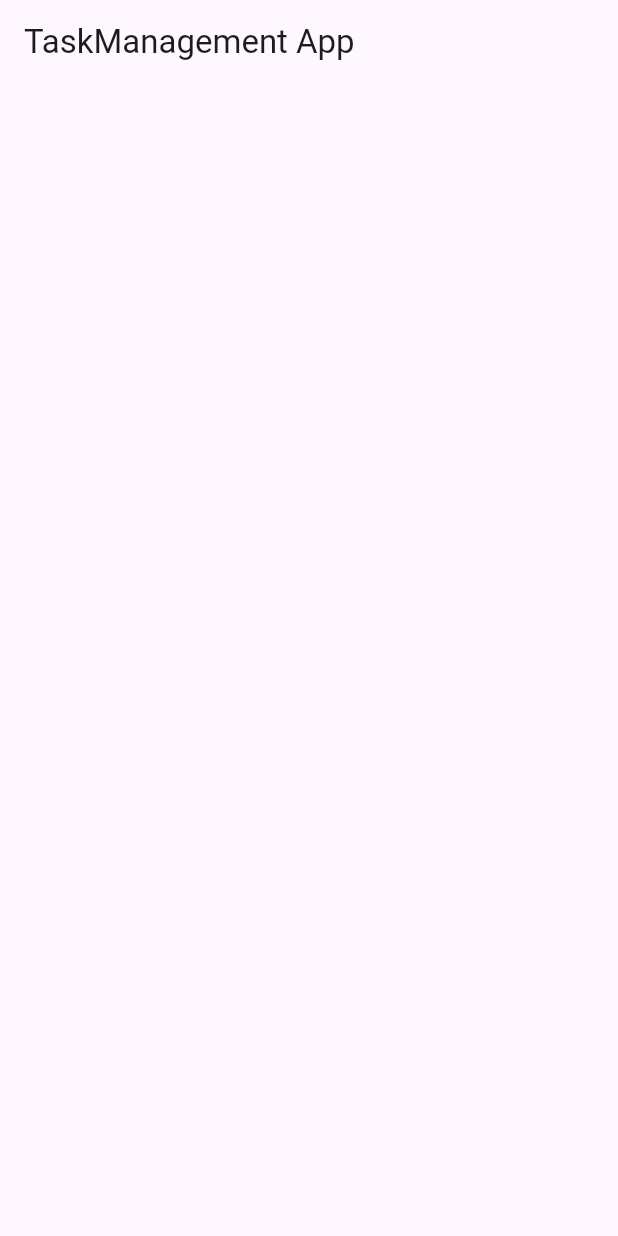
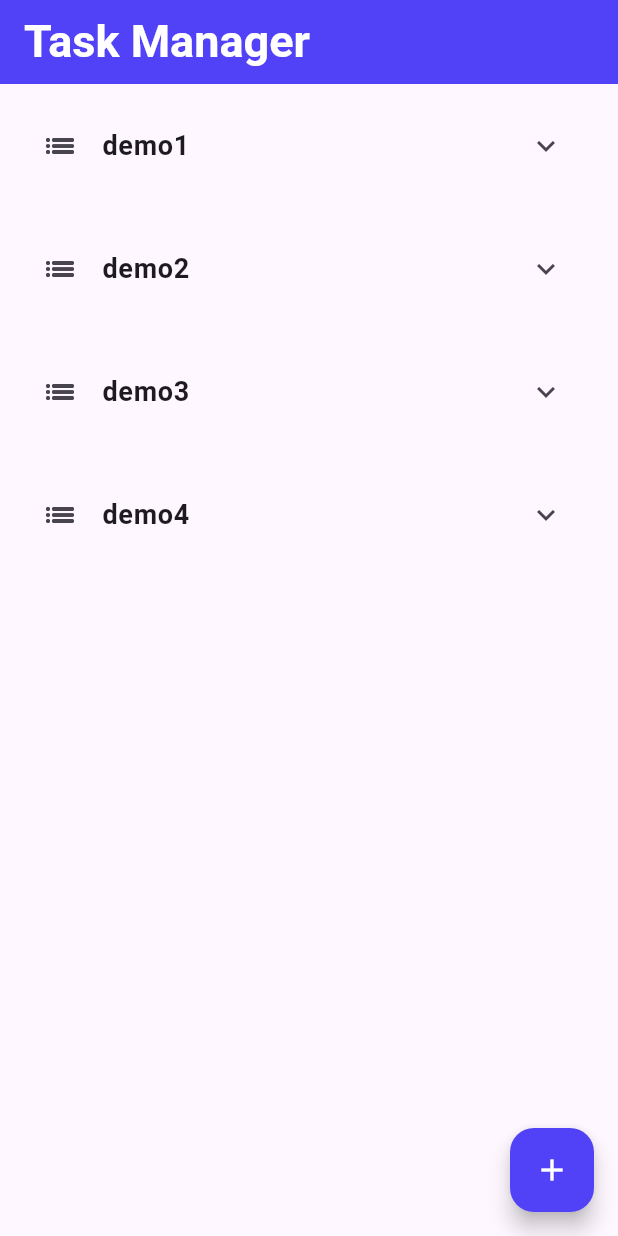
Before and after one commit to sagorsohel/task_management_app, a Flutter app: the screen it shows after launch, on a phone screen of 412 x 824 dp. Run offline on Flutter 3.47's test engine with Material 3 defaults, Android fonts, the phone set to English and light mode, and no system bars.

Commit message:
add task modal and add it  functional

```diff
--- a/lib/main.dart
+++ b/lib/main.dart
@@ -10,7 +10,7 @@ class TaskManageMentApp extends StatelessWidget {
 
   @override
   Widget build(BuildContext context) {
-    return const MaterialApp(
+    return MaterialApp(
       debugShowCheckedModeBanner: false,
       home: HomeScreen(),
     );
--- a/lib/screens/home_screen.dart
+++ b/lib/screens/home_screen.dart
@@ -1,13 +1,108 @@
 import 'package:flutter/material.dart';
+import 'package:task_management_app/src/home_screen_controller.dart';
+import 'package:task_management_app/styles/app_colors.dart';
 
-class HomeScreen extends StatelessWidget {
+class HomeScreen extends StatefulWidget {
   const HomeScreen({super.key});
+
+  @override
+  State<HomeScreen> createState() => _HomeScreenState();
+}
+
+class _HomeScreenState extends State<HomeScreen> {
+  final controller = HomeScreenController();
 
   @override
   Widget build(BuildContext context) {
     return Scaffold(
       appBar: AppBar(
-        title: Text("TaskManagement App"),
+        title: const Text(
+          "Task Manager",
+          style: TextStyle(
+              fontSize: 30, fontWeight: FontWeight.bold, color: Colors.white),
+        ),
+        backgroundColor: AppColors.primaryColor,
+      ),
+      body: ListView.builder(
+          itemCount: controller.tasks.length,
+          itemBuilder: (data, index) {
+            return Padding(
+              padding: const EdgeInsets.all(12.0),
+              child: ExpansionTile(
+                leading: const Icon(Icons.list_outlined),
+                title: Text(
+                  controller.tasks[index].taskName,
+                  style: TextStyle(fontSize: 18, fontWeight: FontWeight.bold),
+                ),
+                children: [
+                  Container(
+                    padding: const EdgeInsets.all(13),
+                    child: Row(
+                      children: [
+                        Text(controller.tasks[index].taskDetails,
+                            style: const TextStyle(
+                                fontSize: 16, fontWeight: FontWeight.w400),
+                            textAlign: TextAlign.start),
+                      ],
+                    ),
+                  )
+                ],
+              ),
+            );
+          }),
+      floatingActionButton: FloatingActionButton(
+        backgroundColor: AppColors.primaryColor,
+        onPressed: () {
+          showDialog(
+              context: context,
+              builder: (ctx) {
+                return AlertDialog(
+                  title: const Text("Add Task"),
+                  content: Column(
+                    mainAxisSize: MainAxisSize.min,
+                    children: [
+                      TextField(
+                        controller: controller.taskTitleController,
+                        decoration: const InputDecoration(
+                          border: OutlineInputBorder(),
+                          labelText: "Task Name",
+                        ),
+                      ),
+                      const SizedBox(
+                        height: 10,
+                      ),
+                      TextField(
+                        controller: controller.taskDetailsController,
+                        decoration: const InputDecoration(
+                          border: OutlineInputBorder(),
+                          labelText: "Task Details",
+                        ),
+                      ),
+                    ],
+                  ),
+                  actions: [
+                    TextButton(
+                      onPressed: () {
+                        Navigator.of(ctx).pop();
+                      },
+                      child: const Text("Cancel"),
+                    ),
+                    TextButton(
+                      onPressed: () {
+                        setState(() {
+                          controller.addNewTask();
+                        });
+                      },
+                      child: const Text("Add"),
+                    ),
+                  ],
+                );
+              });
+        },
+        child: const Icon(
+          Icons.add,
+          color: Colors.white,
+        ),
       ),
     );
   }
--- /dev/null
+++ b/lib/src/home_screen_controller.dart
@@ -0,0 +1,27 @@
+import 'package:flutter/material.dart';
+
+import '../models/task_model.dart';
+
+class HomeScreenController {
+  final TextEditingController taskTitleController = TextEditingController();
+  final TextEditingController taskDetailsController = TextEditingController();
+  List<TaskModel> tasks = [
+    TaskModel(
+        taskName: 'demo1', taskDetails: 'demoDetais1', isCompleted: false),
+    TaskModel(
+        taskName: 'demo2', taskDetails: 'demoDetais2', isCompleted: false),
+    TaskModel(
+        taskName: 'demo3', taskDetails: 'demoDetaisdss1', isCompleted: false),
+    TaskModel(
+        taskName: 'demo4', taskDetails: 'demoDetsdsais1', isCompleted: false),
+  ];
+  void addNewTask() {
+    tasks.add(TaskModel(
+        taskName: taskTitleController.text,
+        taskDetails: taskDetailsController.text,
+        isCompleted: false));
+    print(tasks.length);
+    taskTitleController.clear();
+    taskDetailsController.clear();
+  }
+}
--- /dev/null
+++ b/lib/styles/app_colors.dart
@@ -0,0 +1,5 @@
+import 'package:flutter/material.dart';
+
+class AppColors {
+  static const primaryColor = Color(0xff5242F7);
+}
```
